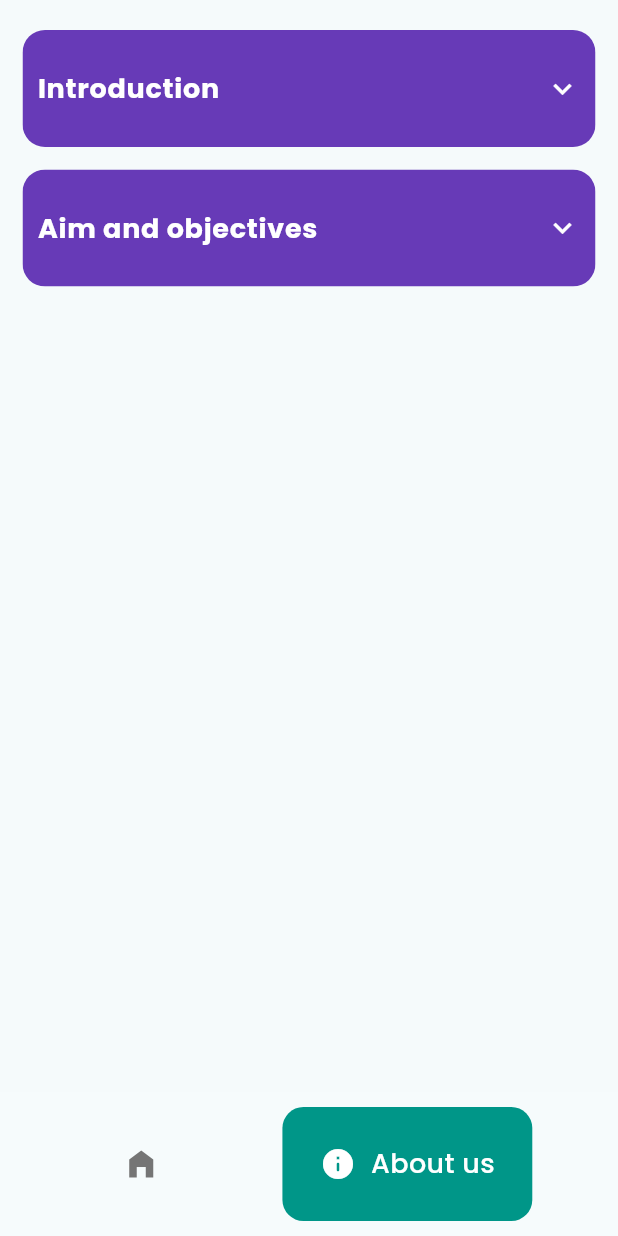
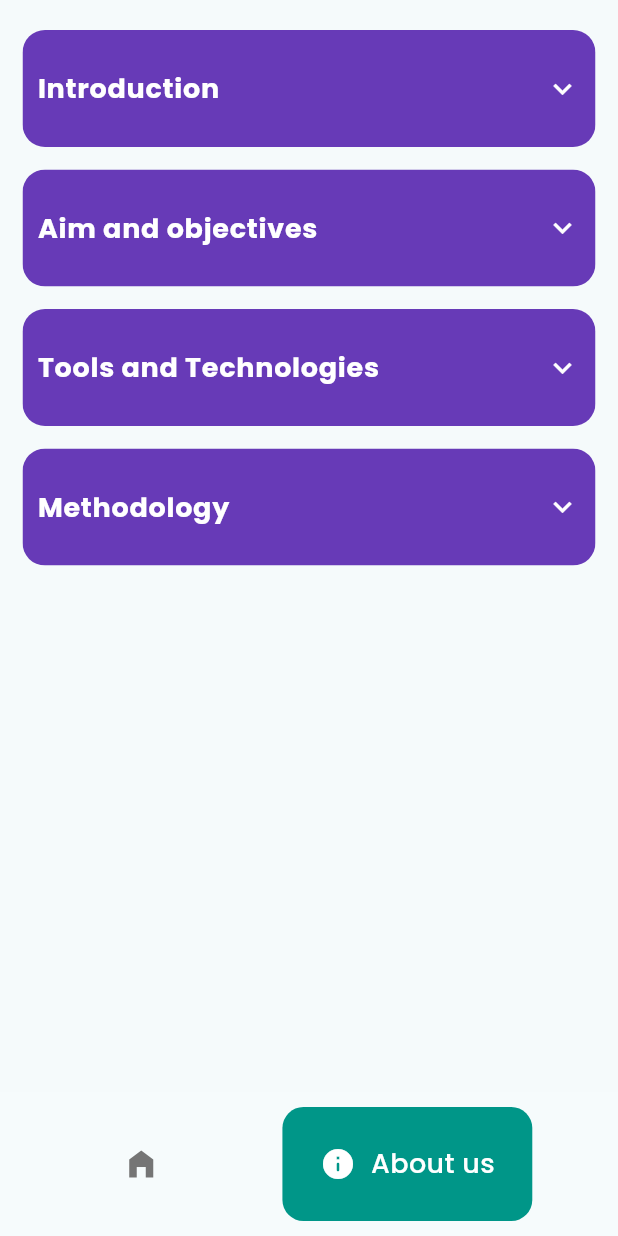
Before and after one commit to shetprithveee24/Home-Automation-IoT, a Flutter app: the screen it shows after launch, item 2 of the bottom bar chosen, on a phone screen of 412 x 824 dp. Run offline on Flutter 3.47's test engine with Material 3 defaults, Android fonts, the light colour scheme and no system bars; drawn by our look-alikes of google_nav_bar; our stand-ins replace delightful_toast, google_fonts.

Commit message:
Main Ones

```diff
--- a/lib/Pages/about_us.dart
+++ b/lib/Pages/about_us.dart
@@ -11,6 +11,16 @@ class SettingsPage extends StatelessWidget {
 
   String aim =
       "To develop a cutting-edge smart home automation system that automates door & lighting based on occupancy, environmental factors, and user preferences, controlled through a seamless mobile application.";
+
+  String objectives =
+      "+ Automated Door Entry \n+ Automated Entry/Exit Lighting\n+ Mood-Based Lighting\n+ Eldercare\n+ Application Control";
+
+  String tools =
+      "+ IR Sensor\n+ Servo Motors\n+ PIR Sensors\n+ ESP 8266 WiFi Module\n+ Flutter Mobile Application\n+ Lighting System";
+
+  String methodology =
+      "+ Person Detection and Door Operation\n+ Room Occupancy Detection\n+ Lighting Control\n+ Mobile Application\n";
+
   @override
   Widget build(BuildContext context) {
     return Scaffold(
@@ -19,14 +29,12 @@ class SettingsPage extends StatelessWidget {
           padding: const EdgeInsets.symmetric(horizontal: 15, vertical: 20),
           child: Column(
             children: [
-              Column(
-                children: [
               ClipRRect(
                 borderRadius: BorderRadius.circular(15),
                 child: ExpansionTile(
-                      tilePadding: EdgeInsets.all(10),
-                      childrenPadding: const EdgeInsets.symmetric(
-                          horizontal: 15, vertical: 10),
+                  tilePadding: const EdgeInsets.all(10),
+                  childrenPadding:
+                      const EdgeInsets.symmetric(horizontal: 15, vertical: 10),
                   collapsedBackgroundColor: Colors.deepPurple,
                   expandedCrossAxisAlignment: CrossAxisAlignment.stretch,
                   collapsedIconColor: Colors.white,
@@ -44,7 +52,7 @@ class SettingsPage extends StatelessWidget {
                     Image.asset(
                       "images/IMG_0391.JPEG",
                       width: 500,
-                          height: 240,
+                      height: 280,
                       fit: BoxFit.fill,
                     ),
                     const SizedBox(height: 10),
@@ -58,15 +66,13 @@ class SettingsPage extends StatelessWidget {
                   ],
                 ),
               ),
-                ],
-              ),
 
               //Aims and Objectives
               const SizedBox(height: 15),
               ClipRRect(
                 borderRadius: BorderRadius.circular(15),
                 child: ExpansionTile(
-                  tilePadding: EdgeInsets.all(10),
+                  tilePadding: const EdgeInsets.all(10),
                   childrenPadding:
                       const EdgeInsets.symmetric(horizontal: 15, vertical: 10),
                   expandedAlignment: Alignment.centerLeft,
@@ -129,7 +135,75 @@ class SettingsPage extends StatelessWidget {
                       ],
                     ),
                     Text(
-                      "+ Automated Door Entry \n+ Automated Entry/Exit Lighting\n+ Mood-Based Lighting\n+ Eldercare\n+ Application Control",
+                      objectives,
+                      style: GoogleFonts.poppins(
+                        fontSize: 15,
+                        color: Colors.white,
+                      ),
+                    ),
+                  ],
+                ),
+              ),
+
+              //Tools and Technologies
+              const SizedBox(height: 15),
+              ClipRRect(
+                borderRadius: BorderRadius.circular(15),
+                child: ExpansionTile(
+                  tilePadding: const EdgeInsets.all(10),
+                  childrenPadding:
+                      const EdgeInsets.symmetric(horizontal: 15, vertical: 10),
+                  expandedAlignment: Alignment.centerLeft,
+                  expandedCrossAxisAlignment: CrossAxisAlignment.start,
+                  collapsedBackgroundColor: Colors.deepPurple,
+                  collapsedIconColor: Colors.white,
+                  backgroundColor: const Color.fromARGB(255, 243, 114, 33),
+                  shape: LinearBorder.none,
+                  title: Text(
+                    "Tools and Technologies",
+                    style: GoogleFonts.poppins(
+                      fontSize: 18,
+                      color: Colors.white,
+                      fontWeight: FontWeight.bold,
+                    ),
+                  ),
+                  children: [
+                    Text(
+                      tools,
+                      style: GoogleFonts.poppins(
+                        fontSize: 15,
+                        color: Colors.white,
+                      ),
+                    ),
+                  ],
+                ),
+              ),
+
+              //Methodology
+              const SizedBox(height: 15),
+              ClipRRect(
+                borderRadius: BorderRadius.circular(15),
+                child: ExpansionTile(
+                  tilePadding: const EdgeInsets.all(10),
+                  childrenPadding:
+                      const EdgeInsets.symmetric(horizontal: 15, vertical: 10),
+                  expandedAlignment: Alignment.centerLeft,
+                  expandedCrossAxisAlignment: CrossAxisAlignment.start,
+                  collapsedBackgroundColor: Colors.deepPurple,
+                  collapsedIconColor: Colors.white,
+                  backgroundColor: const Color.fromARGB(255, 67, 46, 247),
+                  shape: LinearBorder.none,
+                  title: Text(
+                    "Methodology",
+                    style: GoogleFonts.poppins(
+                      fontSize: 18,
+                      color: Colors.white,
+                      fontWeight: FontWeight.bold,
+                    ),
+                  ),
+                  children: [
+                    Text(
+                      methodology,
                       style: GoogleFonts.poppins(
                         fontSize: 15,
                         color: Colors.white,
```
Also changed, not shown: 1 other file. Lines whose indentation alone changed are shown as unchanged.
